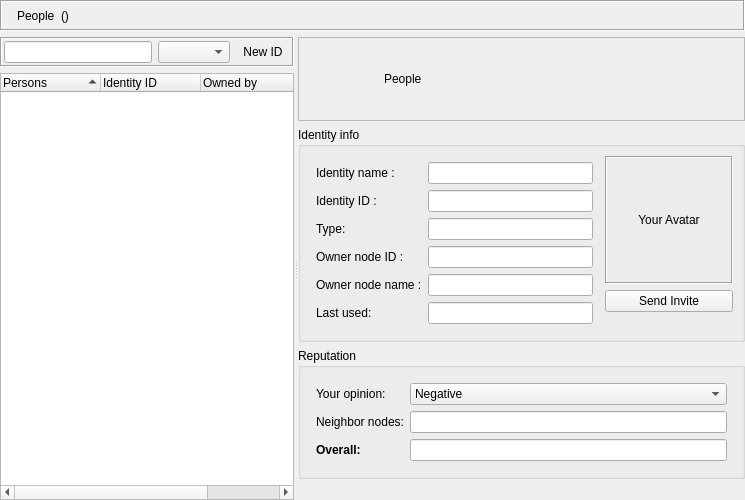
Qt form retroshare-gui/src/gui/Identity/IdDialog.ui (RetroShare/RetroShare) before a commit.
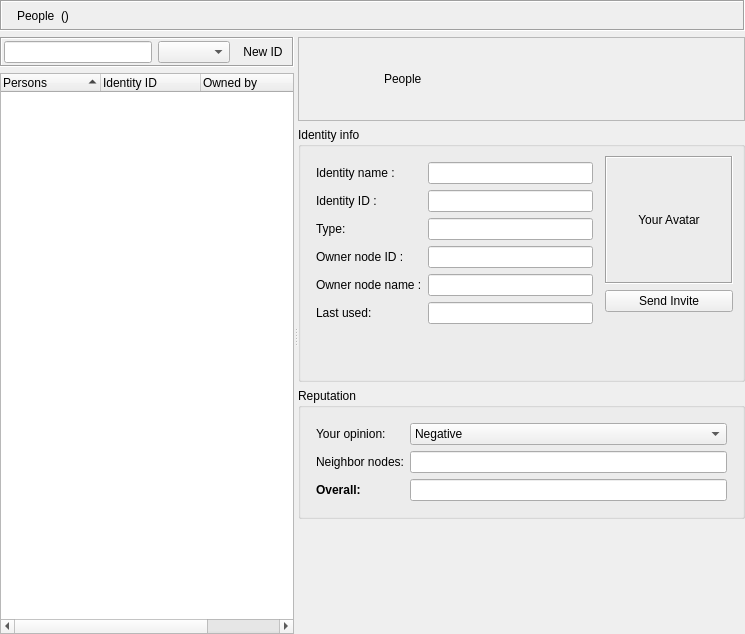
The same form after that commit. Icons and pictures are not drawn. Custom widgets are drawn as their Qt base class.

Commit message: fixed icon in NewsFeed, added missing spacer in IdDialog

What changed in the file:
```diff
--- a/retroshare-gui/src/gui/Identity/IdDialog.ui
+++ b/retroshare-gui/src/gui/Identity/IdDialog.ui
@@ -7,7 +7,7 @@
     <x>0</x>
     <y>0</y>
     <width>745</width>
-    <height>500</height>
+    <height>634</height>
    </rect>
   </property>
   <property name="sizePolicy">
@@ -255,7 +255,7 @@
            <string>Reputation</string>
           </property>
           <property name="textAlignment">
-           <set>AlignLeading|AlignVCenter</set>
+           <set>AlignLeft|AlignVCenter</set>
           </property>
          </column>
         </widget>
@@ -485,6 +485,19 @@
             </item>
            </layout>
           </item>
+          <item row="1" column="0">
+           <spacer name="verticalSpacer_2">
+            <property name="orientation">
+             <enum>Qt::Vertical</enum>
+            </property>
+            <property name="sizeHint" stdset="0">
+             <size>
+              <width>20</width>
+              <height>40</height>
+             </size>
+            </property>
+           </spacer>
+          </item>
          </layout>
         </widget>
        </item>
```
Left out of the diff: 59 changed lines with no effect on the pictures. The commit also changes 1 other file.
